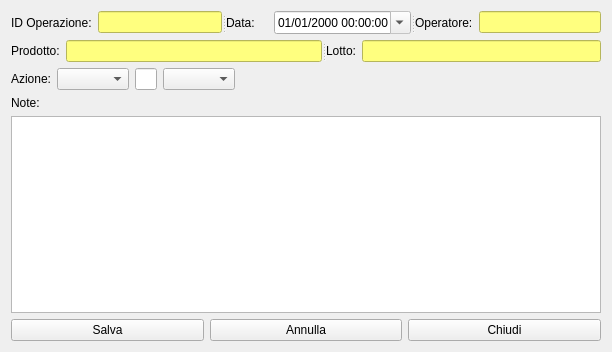
fblabs/hamlet-mod-sancon, file hwarehousedetails.ui: the form before one commit.
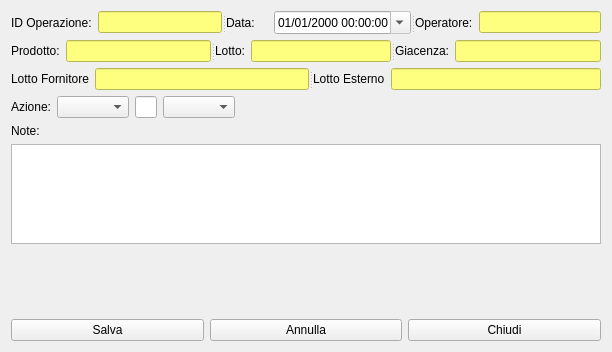
The form after the commit. Icons and pictures are not drawn.

Patch:
```diff
--- a/hwarehousedetails.ui
+++ b/hwarehousedetails.ui
@@ -98,11 +98,11 @@
     </widget>
    </item>
    <item>
-    <widget class="QSplitter" name="splitter_3">
+    <widget class="QSplitter" name="splitter_4">
      <property name="orientation">
       <enum>Qt::Horizontal</enum>
      </property>
-     <widget class="QWidget" name="">
+     <widget class="QWidget" name="layoutWidget">
       <layout class="QHBoxLayout" name="horizontalLayout_2">
        <item>
         <widget class="QLabel" name="label_2">
@@ -141,6 +141,73 @@
        </item>
       </layout>
      </widget>
+     <widget class="QWidget" name="">
+      <layout class="QHBoxLayout" name="horizontalLayout_8">
+       <item>
+        <widget class="QLabel" name="label_10">
+         <property name="text">
+          <string>Giacenza:</string>
+         </property>
+        </widget>
+       </item>
+       <item>
+        <widget class="QLineEdit" name="leGiacenza">
+         <property name="styleSheet">
+          <string notr="true">background-color: rgb(255, 255, 127);</string>
+         </property>
+         <property name="readOnly">
+          <bool>true</bool>
+         </property>
+        </widget>
+       </item>
+      </layout>
+     </widget>
+    </widget>
+   </item>
+   <item>
+    <widget class="QSplitter" name="splitter_3">
+     <property name="orientation">
+      <enum>Qt::Horizontal</enum>
+     </property>
+     <widget class="QWidget" name="">
+      <layout class="QHBoxLayout" name="horizontalLayout_9">
+       <item>
+        <widget class="QLabel" name="label_9">
+         <property name="text">
+          <string>Lotto Fornitore</string>
+         </property>
+        </widget>
+       </item>
+       <item>
+        <widget class="QLineEdit" name="leLotFornitore">
+         <property name="styleSheet">
+          <string notr="true">background-color: rgb(255, 255, 127);</string>
+         </property>
+         <property name="readOnly">
+          <bool>true</bool>
+         </property>
+        </widget>
+       </item>
+      </layout>
+     </widget>
+     <widget class="QWidget" name="">
+      <layout class="QHBoxLayout" name="horizontalLayout_10">
+       <item>
+        <widget class="QLabel" name="label_8">
+         <property name="text">
+          <string>Lotto Esterno</string>
+         </property>
+        </widget>
+       </item>
+       <item>
+        <widget class="QLineEdit" name="leEAN">
+         <property name="styleSheet">
+          <string notr="true">background-color: rgb(255, 255, 127);</string>
+         </property>
+        </widget>
+       </item>
+      </layout>
+     </widget>
     </widget>
    </item>
    <item>
@@ -193,10 +260,30 @@
       </widget>
      </item>
      <item>
-      <widget class="QPlainTextEdit" name="ptNote"/>
+      <widget class="QPlainTextEdit" name="ptNote">
+       <property name="maximumSize">
+        <size>
+         <width>16777215</width>
+         <height>100</height>
+        </size>
+       </property>
+      </widget>
      </item>
     </layout>
    </item>
+   <item>
+    <spacer name="verticalSpacer">
+     <property name="orientation">
+      <enum>Qt::Vertical</enum>
+     </property>
+     <property name="sizeHint" stdset="0">
+      <size>
+       <width>20</width>
+       <height>40</height>
+      </size>
+     </property>
+    </spacer>
+   </item>
    <item>
     <layout class="QHBoxLayout" name="horizontalLayout_5">
      <item>
```
